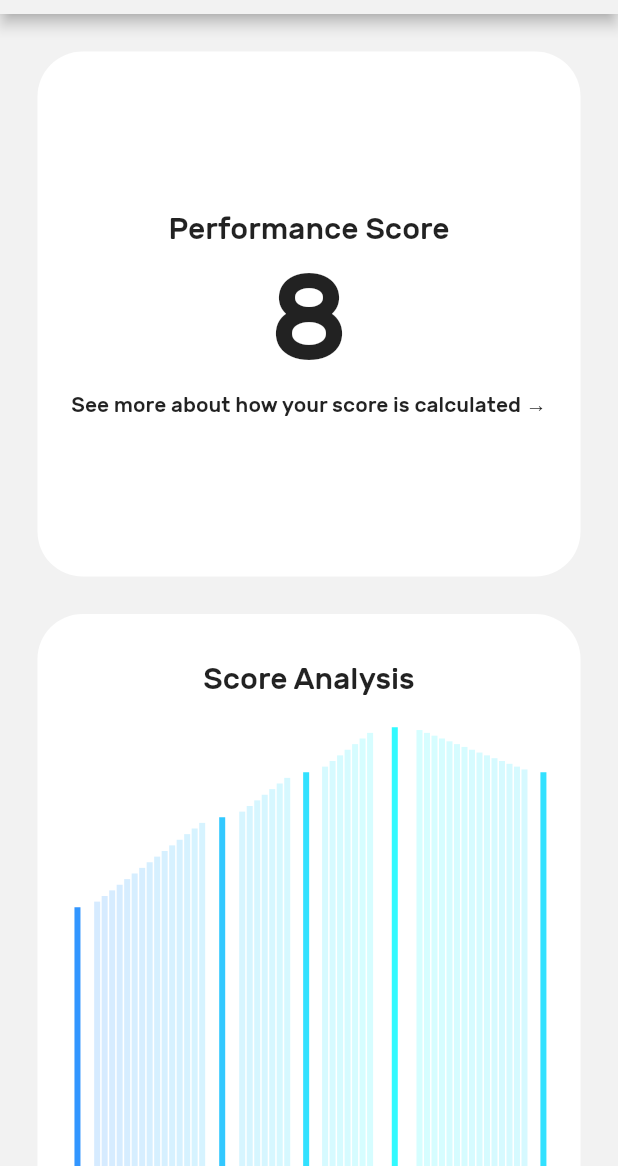
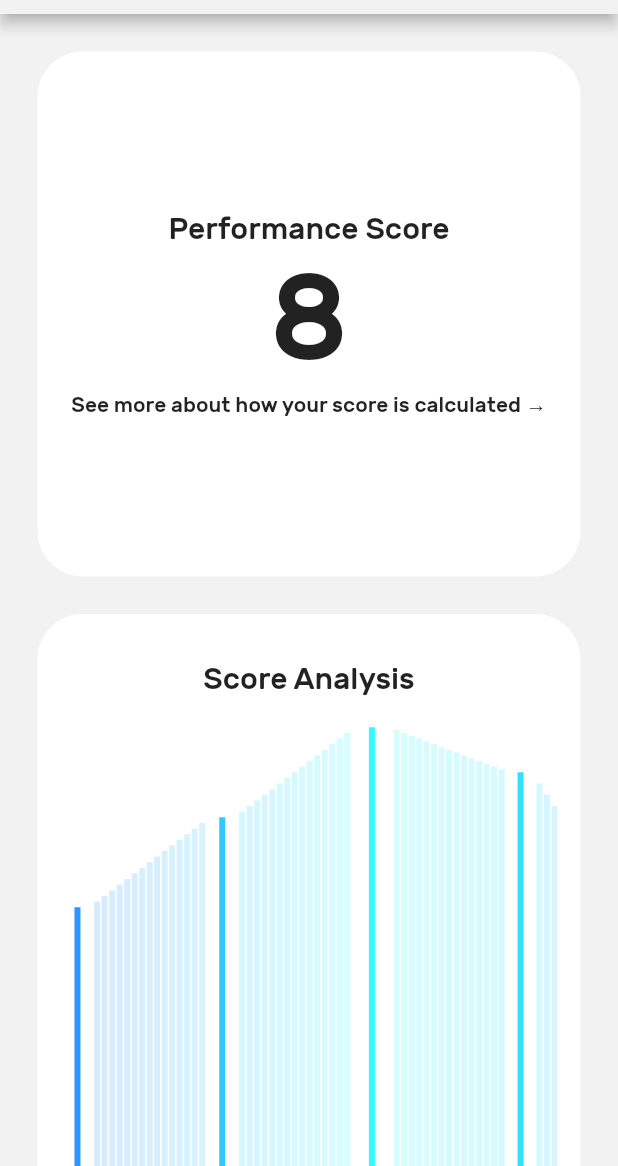
Before and after one commit to Photronium/Math-Solver-App, a Flutter app: the screen it shows after launch, in the side drawer, after a tap on "Dashboard", on a phone screen of 412 x 824 dp, the part 70-1236 px from its top. Run offline on Flutter 3.47's test engine with Material 2 defaults, Android fonts, the light colour scheme and no system bars; project files that could hold a hidden picture were left out.

Commit message:
1 minor change
- Fixed Score Chart displaying scores incorrectly

```diff
--- a/lib/screen/dashboard/dashboard.dart
+++ b/lib/screen/dashboard/dashboard.dart
@@ -59,7 +59,6 @@ class ScoreChart extends StatefulWidget {
 
 class _ScoreChart extends State<ScoreChart> {
   List<double> scores = [6, 8, 10, 9, 5];
-  List<double> original = [];
 
   @override
   List<double> createAvg() {
@@ -74,7 +73,6 @@ class _ScoreChart extends State<ScoreChart> {
 
   void initState() {
     super.initState();
-    original = scores;
     for (var i = 0; i <= 3; i++) {
       scores = createAvg();
     }
@@ -102,7 +100,7 @@ class _ScoreChart extends State<ScoreChart> {
                   child: ListView(
                     scrollDirection: Axis.horizontal,
                     children: <Widget>[
-                      for (var i in scores)
+                      for (var i = 0; i < scores.length; i++)
                         Column(children: <Widget>[
                           Padding(
                               padding: EdgeInsets.all(0.5),
@@ -110,18 +108,18 @@ class _ScoreChart extends State<ScoreChart> {
                                 Container(
                                   color: Color.fromRGBO(0, 0, 0, 0),
                                   width: 4,
-                                  height: 300 - i * 30,
+                                  height: 300 - scores[i] * 30,
                                 ),
                                 Container(
-                                  color: Color.fromRGBO(50, (i * 25).toInt(),
-                                      255, original.contains(i) ? 1 : 0.2),
+                                  color: Color.fromRGBO(50, (scores[i] * 25).toInt(),
+                                      255, i%16==0 ? 1 : 0.2),
                                   width: 4,
-                                  height: i * 30,
+                                  height: scores[i] * 30,
                                 ),
                               ])),
                           Padding(
                             padding: EdgeInsets.only(top: 4),
-                          child: Text(original.contains(i) ? i.toString():""),
+                          child: Text(i%16==0 ? scores[i].toString():""),
                           )
                         ]
                         )
```
